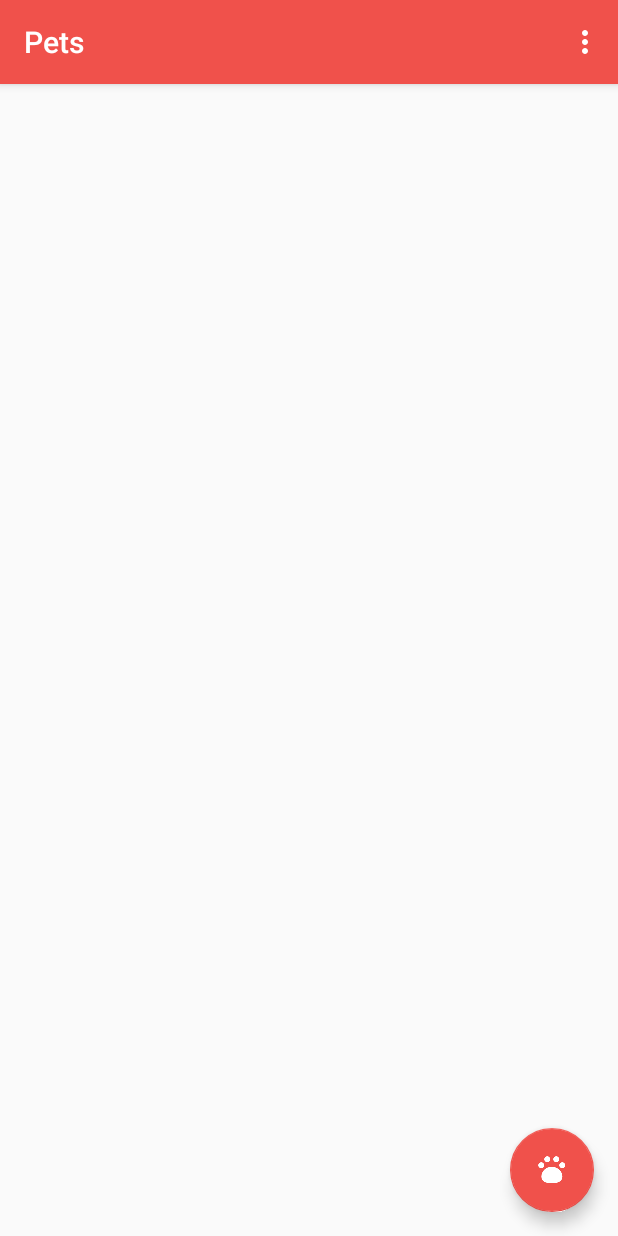
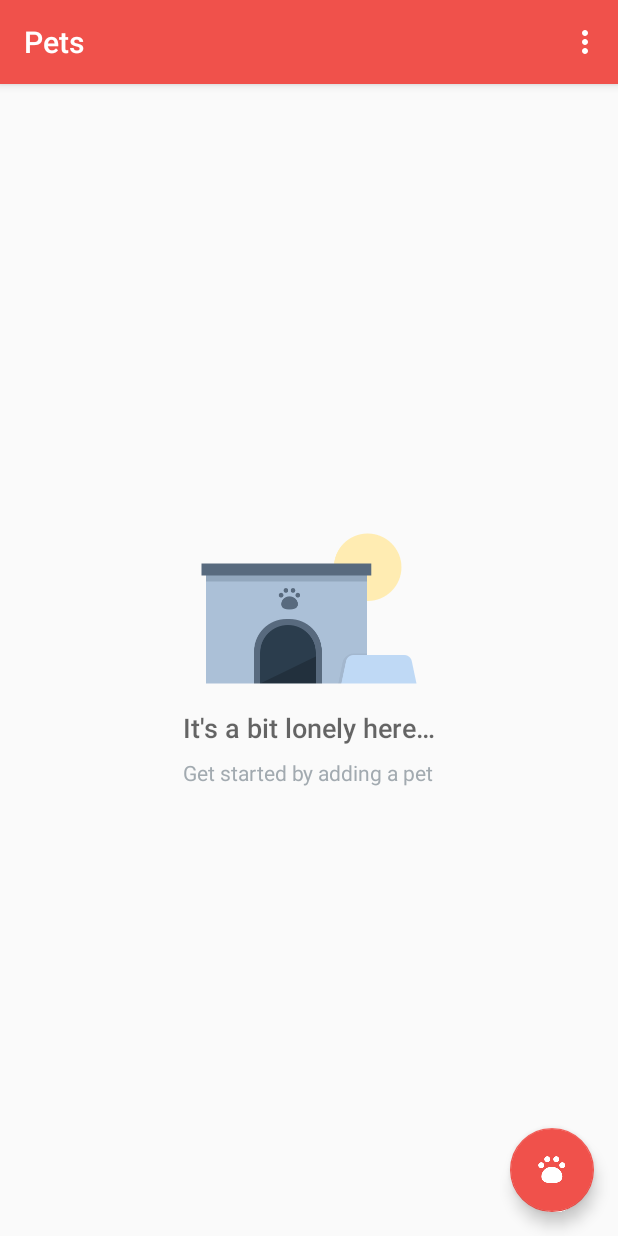
Before and after one commit to vishwaprakashmishra/Pet, an Android app: the screen it shows after launch (CatalogActivity), on a phone screen of 412 x 824 dp. Run offline under Robolectric (Android 15) with nearby library versions, the phone set to English and light mode, and no system bars.

```diff
--- a/app/src/main/java/com/example/android/pets/CatalogActivity.java
+++ b/app/src/main/java/com/example/android/pets/CatalogActivity.java
@@ -33,12 +33,12 @@ import android.widget.TextView;
 import com.example.android.pets.data.PetContract.PetEntry;
 import com.example.android.pets.data.PetDbHelper;
 
-import static com.example.android.pets.R.id.text_view_pet;
 
 /**
  * Displays list of pets that were entered and stored in the app.
  */
 public class CatalogActivity extends AppCompatActivity {
+    private static final String LOG_TAG = CatalogActivity.class.getSimpleName();
     // database algorithm class
     private PetDbHelper mDbHelper;
 
@@ -56,7 +56,15 @@ public class CatalogActivity extends AppCompatActivity {
                 startActivity(intent);
             }
         });
+        // Creating instance for PetDbHelper for using getReadableDatabase and
+        // getWritableDatabase function
         mDbHelper = new PetDbHelper(this);
+        // Find the ListView which will be populated with the pet data
+        ListView petListView = (ListView) findViewById(R.id.list);
+        // Find and set empty view on the ListView, so that it only shows when the
+        // list has 0 items.
+        View emptyView = findViewById(R.id.empty_view);
+        petListView.setEmptyView(emptyView);
         displayDatabaseInfo();
     }
 
@@ -76,23 +84,27 @@ public class CatalogActivity extends AppCompatActivity {
                 null,
                 null,
                 null);
+        Log.i("CatalogActivity", "loaded the cursor successfully");
+        if( cursor == null ) {
+
+            return;
+
+        }
         // Find the ListView which will be populated with the pet data
+        Log.i("CatalogActivity", "checked if cursor is null");
 
         ListView petListView = (ListView) findViewById(R.id.list);
+
         // Setup an Adapter to create a list item for each row of pet
         // data in the cursor.
         PetCursorAdapter adapter = new PetCursorAdapter(this, cursor);
+        Log.i("CatalogActivity", "executed code for binding the listview and cursor");
+
         // Attach the adapter to the ListView
-        // petListView.setAdapter(adapter);
+        // Adapter manages the closing of the adapter
+        petListView.setAdapter(adapter);
 
-        // Always close the cursor when you're done reading from it This
-        // releases all its
-        // resources and makes it invalid.
-        try {
-            cursor.close();
-        } catch (NullPointerException e) {
-            Log.e("CatalogActivity", e.toString());
-        }
+
     }
 
     @Override
--- a/app/src/main/java/com/example/android/pets/data/PetProvider.java
+++ b/app/src/main/java/com/example/android/pets/data/PetProvider.java
@@ -190,7 +190,6 @@ public class PetProvider extends ContentProvider {
                           ContentValues values,
                           String selection,
                           String[] selectionArgs){
-        // TODO: UPDATE the selected pets in the pets database table with the given ContentValues object
         //  validating all the entry to be inserted */
         // validating the pet name
         if( values.containsKey(PetEntry.COLUMN_PET_NAME)){
--- a/app/src/main/res/layout/activity_catalog.xml
+++ b/app/src/main/res/layout/activity_catalog.xml
@@ -24,6 +24,46 @@
         android:layout_height="match_parent"
         android:padding="@dimen/activity_margin"/>
 
+    <!-- Empty view for the list -->
+
+    <RelativeLayout
+        android:id="@+id/empty_view"
+        android:layout_width="wrap_content"
+        android:layout_height="wrap_content"
+        android:layout_centerInParent="true">
+
+        <ImageView
+            android:id="@+id/empty_shelter_image"
+            android:layout_width="wrap_content"
+            android:layout_height="wrap_content"
+            android:layout_centerHorizontal="true"
+            android:src="@drawable/ic_empty_shelter"
+            android:contentDescription="@string/empty_shelter_image" />
+
+        <TextView
+            android:id="@+id/empty_title_text"
+            android:layout_width="wrap_content"
+            android:layout_height="wrap_content"
+            android:layout_below="@+id/empty_shelter_image"
+            android:layout_centerHorizontal="true"
+            android:fontFamily="sans-serif-medium"
+            android:paddingTop="16dp"
+            android:text="@string/empty_view_title_text"
+            android:textAppearance="?android:textAppearanceMedium"/>
+
+        <TextView
+            android:id="@+id/empty_subtitle_text"
+            android:layout_width="wrap_content"
+            android:layout_height="wrap_content"
+            android:layout_below="@+id/empty_title_text"
+            android:layout_centerHorizontal="true"
+            android:fontFamily="sans-serif"
+            android:paddingTop="8dp"
+            android:text="@string/empty_view_subtitle_text"
+            android:textAppearance="?android:textAppearanceSmall"
+            android:textColor="#A2AAB0"/>
+    </RelativeLayout>
+
     <android.support.design.widget.FloatingActionButton
         android:id="@+id/fab"
         android:layout_width="wrap_content"
@@ -33,4 +73,5 @@
         android:src="@drawable/ic_add_pet"
         android:layout_alignParentEnd="true"
         android:layout_alignParentRight="true"/>
+
 </RelativeLayout>
--- a/app/src/main/res/values/strings.xml
+++ b/app/src/main/res/values/strings.xml
@@ -62,4 +62,7 @@
     <string name="editor_insert_pet_failed">error in saving pet</string>
     <string name="name">name of pet</string>
     <string name="breed">breed of pet</string>
+    <string name="empty_view_title_text">It\'s a bit lonely here…</string>
+    <string name="empty_view_subtitle_text">Get started by adding a pet</string>
+    <string name="empty_shelter_image">Empty Shelter</string>
 </resources>
```
